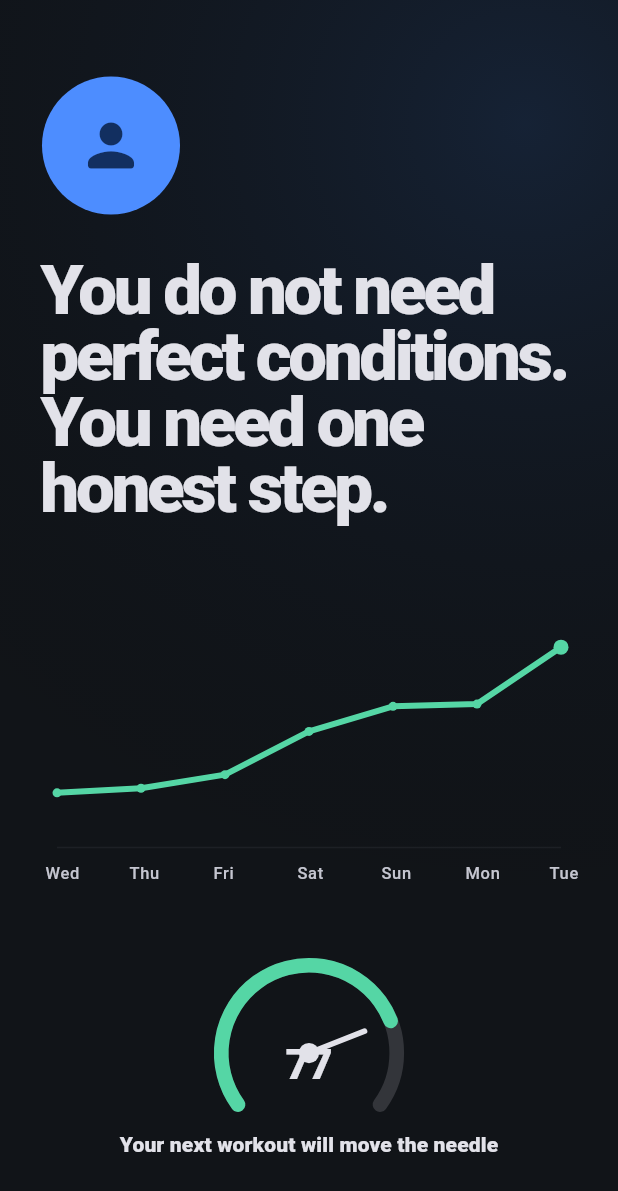
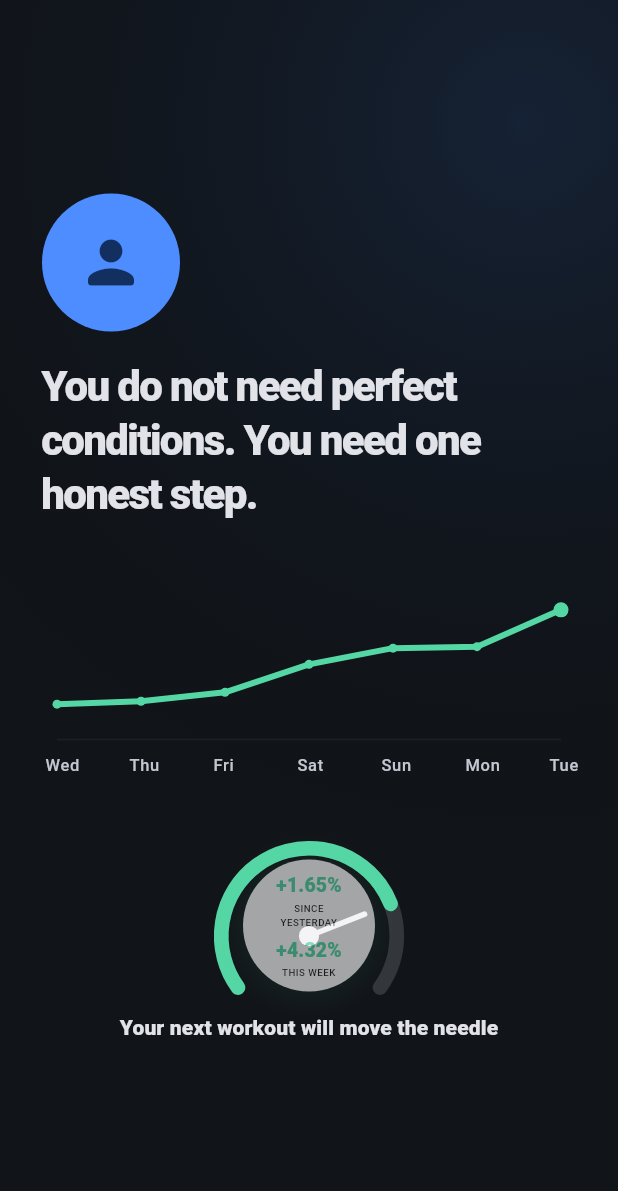
Before and after one commit to HyperspaceArchitecture/fitpulse, a Flutter app: the screen it shows after launch, on a phone screen of 412 x 824 dp. Shown: the top 1191 px of the screen. Run offline on Flutter 3.47's test engine with Material 3 defaults, Android fonts, the phone set to English and light mode, and no system bars; our stand-ins replace flutter_riverpod, go_router, image_picker, shared_preferences.

Commit message:
Add phone preview and pulsing improvement badge

```diff
--- a/lib/app.dart
+++ b/lib/app.dart
@@ -23,6 +23,51 @@ class FitPulseApp extends ConsumerWidget {
       darkTheme: FitPulseTheme.forVariant(selectedTheme),
       themeMode: ThemeMode.light,
       routerConfig: router,
+      builder: (context, child) {
+        if (Uri.base.queryParameters['preview'] != 'phone' || child == null) {
+          return child ?? const SizedBox.shrink();
+        }
+        return _PhonePreviewFrame(child: child);
+      },
     );
   }
 }
+
+class _PhonePreviewFrame extends StatelessWidget {
+  const _PhonePreviewFrame({required this.child});
+
+  final Widget child;
+
+  @override
+  Widget build(BuildContext context) {
+    const previewSize = Size(390, 844);
+    final media = MediaQuery.of(context);
+    return ColoredBox(
+      color: const Color(0xFFE9E7E3),
+      child: Center(
+        child: DecoratedBox(
+          decoration: BoxDecoration(
+            borderRadius: BorderRadius.circular(36),
+            boxShadow: const [
+              BoxShadow(
+                color: Color(0x33000000),
+                blurRadius: 32,
+                offset: Offset(0, 12),
+              ),
+            ],
+          ),
+          child: ClipRRect(
+            borderRadius: BorderRadius.circular(36),
+            child: SizedBox.fromSize(
+              size: previewSize,
+              child: MediaQuery(
+                data: media.copyWith(size: previewSize),
+                child: child,
+              ),
+            ),
+          ),
+        ),
+      ),
+    );
+  }
+}
--- a/lib/features/dashboard/presentation/pages/startup_page.dart
+++ b/lib/features/dashboard/presentation/pages/startup_page.dart
@@ -38,6 +38,10 @@ class _StartupPageState extends ConsumerState<StartupPage> {
         ProgressPreviewData.recentWeek;
     final latestWorkout = ref.watch(latestWorkoutProvider).value;
     final score = WellnessScore.calculate(metrics.last);
+    final previousScore = WellnessScore.calculate(metrics[metrics.length - 2]);
+    final firstScore = WellnessScore.calculate(metrics.first);
+    final yesterdayGain = (score - previousScore) / previousScore * 100;
+    final weeklyGain = (score - firstScore) / firstScore * 100;
     final lift = latestWorkout?.momentumLift ?? 0;
     final colors = Theme.of(context).extension<FitPulseColors>()!;
 
@@ -58,6 +62,7 @@ class _StartupPageState extends ConsumerState<StartupPage> {
                 constraints: const BoxConstraints(maxWidth: 1080),
                 child: LayoutBuilder(
                   builder: (context, constraints) {
+                    final phone = constraints.maxWidth < 760;
                     final identity = Column(
                       mainAxisSize: MainAxisSize.min,
                       crossAxisAlignment: CrossAxisAlignment.start,
@@ -71,7 +76,7 @@ class _StartupPageState extends ConsumerState<StartupPage> {
                             child: MemberAvatar(profile: profile),
                           ),
                         ),
-                        const SizedBox(height: 28),
+                        SizedBox(height: phone ? 18 : 28),
                         GestureDetector(
                           onTap: () => setState(
                             () => _quoteIndex =
@@ -83,8 +88,15 @@ class _StartupPageState extends ConsumerState<StartupPage> {
                             child: Text(
                               MotivationalQuotes.values[_quoteIndex],
                               key: ValueKey(_quoteIndex),
-                              style: Theme.of(context).textTheme.displaySmall
-                                  ?.copyWith(fontWeight: FontWeight.w900),
+                              style:
+                                  (phone
+                                          ? Theme.of(context)
+                                                .textTheme
+                                                .headlineMedium
+                                          : Theme.of(context)
+                                                .textTheme
+                                                .displaySmall)
+                                      ?.copyWith(fontWeight: FontWeight.w900),
                             ),
                           ),
                         ),
@@ -94,23 +106,31 @@ class _StartupPageState extends ConsumerState<StartupPage> {
                       mainAxisSize: MainAxisSize.min,
                       crossAxisAlignment: CrossAxisAlignment.stretch,
                       children: [
-                        SimpleGrowthChart(metrics: metrics),
-                        const SizedBox(height: 10),
+                        SimpleGrowthChart(
+                          metrics: metrics,
+                          height: phone ? 150 : 210,
+                        ),
+                        SizedBox(height: phone ? 4 : 10),
                         Center(
                           child: MomentumNeedle(
                             value: score,
                             lift: lift,
-                            compact: true,
+                            center: _ImprovementPulse(
+                              yesterday: yesterdayGain,
+                              week: weeklyGain,
+                              compact: phone,
+                            ),
+                            compact: phone,
                           ),
                         ),
                       ],
                     );
-                    if (constraints.maxWidth < 760) {
+                    if (phone) {
                       return Column(
                         crossAxisAlignment: CrossAxisAlignment.stretch,
                         children: [
                           identity,
-                          const SizedBox(height: 36),
+                          const SizedBox(height: 24),
                           growth,
                         ],
                       );
@@ -133,3 +153,110 @@ class _StartupPageState extends ConsumerState<StartupPage> {
     );
   }
 }
+
+class _ImprovementPulse extends StatefulWidget {
+  const _ImprovementPulse({
+    required this.yesterday,
+    required this.week,
+    required this.compact,
+  });
+
+  final double yesterday;
+  final double week;
+  final bool compact;
+
+  @override
+  State<_ImprovementPulse> createState() => _ImprovementPulseState();
+}
+
+class _ImprovementPulseState extends State<_ImprovementPulse>
+    with SingleTickerProviderStateMixin {
+  late final AnimationController _controller;
+  late final Animation<double> _opacity;
+
+  @override
+  void initState() {
+    super.initState();
+    _controller = AnimationController(
+      vsync: this,
+      duration: const Duration(milliseconds: 2400),
+    );
+    _opacity = Tween(
+      begin: 0.62,
+      end: 1.0,
+    ).animate(CurvedAnimation(parent: _controller, curve: Curves.easeInOut));
+    _controller.repeat(reverse: true, count: 2);
+  }
+
+  @override
+  void dispose() {
+    _controller.dispose();
+    super.dispose();
+  }
+
+  @override
+  Widget build(BuildContext context) {
+    final colors = Theme.of(context).extension<FitPulseColors>()!;
+    final badge = Container(
+      width: widget.compact ? 88 : 118,
+      height: widget.compact ? 88 : 118,
+      padding: EdgeInsets.all(widget.compact ? 8 : 12),
+      decoration: BoxDecoration(
+        color: Colors.white,
+        shape: BoxShape.circle,
+        boxShadow: [
+          BoxShadow(
+            color: colors.success.withValues(alpha: 0.18),
+            blurRadius: 24,
+          ),
+        ],
+      ),
+      child: FittedBox(
+        fit: BoxFit.scaleDown,
+        child: SizedBox(
+          width: widget.compact ? 72 : 94,
+          child: Column(
+            mainAxisSize: MainAxisSize.min,
+            children: [
+              _GainLine(value: widget.yesterday, label: 'SINCE YESTERDAY'),
+              const SizedBox(height: 5),
+              _GainLine(value: widget.week, label: 'THIS WEEK'),
+            ],
+          ),
+        ),
+      ),
+    );
+    if (MediaQuery.disableAnimationsOf(context)) return badge;
+    return FadeTransition(opacity: _opacity, child: badge);
+  }
+}
+
+class _GainLine extends StatelessWidget {
+  const _GainLine({required this.value, required this.label});
+
+  final double value;
+  final String label;
+
+  @override
+  Widget build(BuildContext context) {
+    final success = Theme.of(context).extension<FitPulseColors>()!.success;
+    return Column(
+      children: [
+        Text(
+          '${value >= 0 ? '+' : ''}${value.toStringAsFixed(2)}%',
+          style: Theme.of(context).textTheme.titleMedium
+              ?.copyWith(color: success, fontWeight: FontWeight.w900),
+        ),
+        Text(
+          label,
+          textAlign: TextAlign.center,
+          style: Theme.of(context).textTheme.labelSmall?.copyWith(
+            color: Colors.black87,
+            fontSize: 8,
+            letterSpacing: 0.4,
+          ),
+        ),
+      ],
+    );
+  }
+}
--- a/lib/features/dashboard/presentation/widgets/momentum_needle.dart
+++ b/lib/features/dashboard/presentation/widgets/momentum_needle.dart
@@ -9,12 +9,14 @@ class MomentumNeedle extends StatelessWidget {
     required this.value,
     required this.lift,
     this.compact = false,
+    this.center,
     super.key,
   });
 
   final double value;
   final double lift;
   final bool compact;
+  final Widget? center;
 
   @override
   Widget build(BuildContext context) {
@@ -38,11 +40,13 @@ class MomentumNeedle extends StatelessWidget {
               ),
               child: Align(
                 alignment: const Alignment(0, 0.55),
-                child: Text(
-                  animatedValue.round().toString(),
-                  style: Theme.of(context).textTheme.headlineMedium
-                      ?.copyWith(fontWeight: FontWeight.w900),
-                ),
+                child:
+                    center ??
+                    Text(
+                      animatedValue.round().toString(),
+                      style: Theme.of(context).textTheme.headlineMedium
+                          ?.copyWith(fontWeight: FontWeight.w900),
+                    ),
               ),
             ),
           ),
--- a/lib/features/progress/presentation/widgets/simple_growth_chart.dart
+++ b/lib/features/progress/presentation/widgets/simple_growth_chart.dart
@@ -8,10 +8,17 @@ import 'package:flutter/material.dart';
 /// A deliberately simple single-line view of holistic growth.
 class SimpleGrowthChart extends StatelessWidget {
   /// Creates a green combined-growth chart.
-  const SimpleGrowthChart({required this.metrics, super.key});
+  const SimpleGrowthChart({
+    required this.metrics,
+    this.height = 210,
+    super.key,
+  });
 
   /// Chronological wellness inputs combined into one series.
   final List<WellnessMetric> metrics;
+
+  /// Chart height, allowing a denser phone startup without changing detail views.
+  final double height;
 
   @override
   Widget build(BuildContext context) {
@@ -33,7 +40,7 @@ class SimpleGrowthChart extends StatelessWidget {
               labelStyle: Theme.of(context).textTheme.labelSmall!,
               labelColor: Theme.of(context).colorScheme.onSurfaceVariant,
             ),
-            child: const SizedBox(height: 210),
+            child: SizedBox(height: height),
           );
         },
       ),
```
Also changed, not shown: 1 other file.
